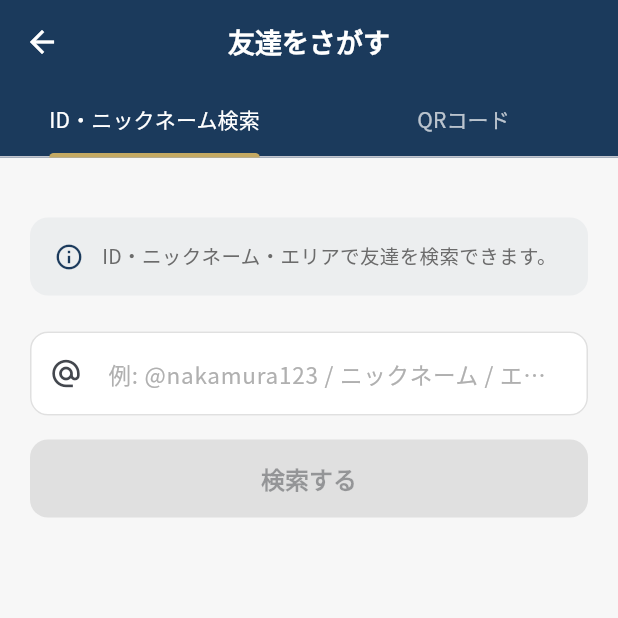
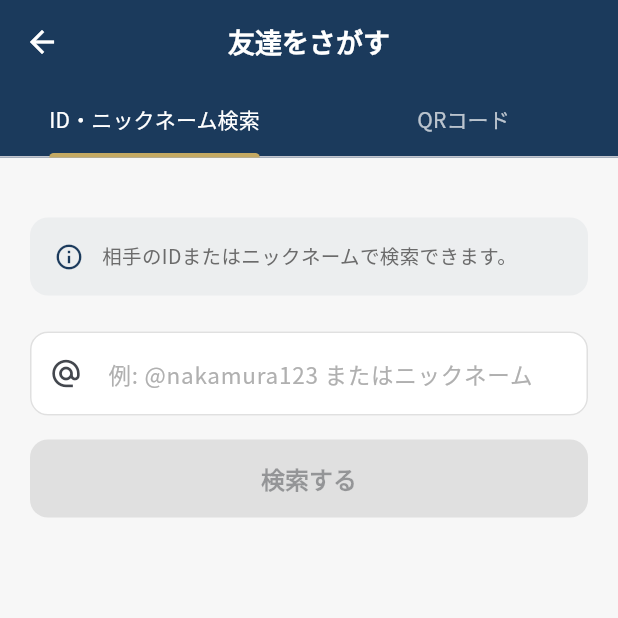
Before and after one commit to sofvo-dev/sofvo, a Flutter app: the FollowSearchScreen screen opened directly, on a phone screen of 412 x 824 dp, the top half of it. Run offline on Flutter 3.47's test engine with Material 3 defaults, Android fonts, the phone set to English and light mode, and no system bars; our stand-ins replace cached_network_image, cloud_firestore, file_picker, firebase_auth, firebase_core, firebase_messaging and 9 more; missing offline and left inert: dart:js_interop, mobile_scanner; accounts and stored records are empty; network calls fail.

Commit message:
友達検索からエリア検索を削除しID・ニックネームのみに
https://claude.ai/code/session_01NdXNSNEhWCRPmtaSJSELhX

```diff
--- a/lib/screens/follow/follow_search_screen.dart
+++ b/lib/screens/follow/follow_search_screen.dart
@@ -102,10 +102,8 @@ class _FollowSearchScreenState extends State<FollowSearchScreen>
           final data = doc.data();
           final sid = (data['searchId'] ?? '').toString().toLowerCase();
           final nick = (data['nickname'] ?? '').toString().toLowerCase();
-          final area = (data['area'] ?? '').toString().toLowerCase();
           if (sid.contains(lowerQuery) ||
-              nick.contains(lowerQuery) ||
-              area.contains(lowerQuery)) {
+              nick.contains(lowerQuery)) {
             data['uid'] = doc.id;
             results.add(data);
           }
@@ -225,7 +223,7 @@ class _FollowSearchScreenState extends State<FollowSearchScreen>
                 const SizedBox(width: 12),
                 const Expanded(
                   child: Text(
-                    'ID・ニックネーム・エリアで友達を検索できます。',
+                    '相手のIDまたはニックネームで検索できます。',
                     style: TextStyle(fontSize: 13, color: AppTheme.textSecondary, height: 1.5),
                   ),
                 ),
@@ -240,7 +238,7 @@ class _FollowSearchScreenState extends State<FollowSearchScreen>
                 controller: _idController,
                 style: const TextStyle(fontSize: 16),
                 decoration: InputDecoration(
-                  hintText: '例: @nakamura123 / ニックネーム / エリア',
+                  hintText: '例: @nakamura123 またはニックネーム',
                   hintStyle: const TextStyle(fontSize: 15, color: AppTheme.textHint),
                   prefixIcon: const Icon(Icons.alternate_email, size: 22),
                   suffixIcon: value.text.isNotEmpty
```
